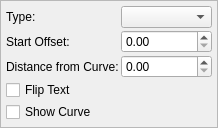
Qt form scribus/ui/propertywidget_pathtextbase.ui (scribusproject/scribus) before a commit.
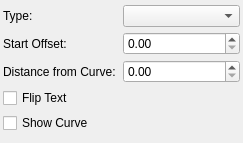
The same form after that commit. Custom widgets are drawn as their Qt base class.

Commit message: #16494: Unify margins and spacing for properties palette, set 3 <bubu>

Diff of the .ui file:
```diff
--- a/scribus/ui/propertywidget_pathtextbase.ui
+++ b/scribus/ui/propertywidget_pathtextbase.ui
@@ -6,25 +6,28 @@
    <rect>
     <x>0</x>
     <y>0</y>
-    <width>218</width>
-    <height>118</height>
+    <width>243</width>
+    <height>143</height>
    </rect>
   </property>
   <property name="windowTitle">
    <string notr="true">Frame</string>
   </property>
-  <property name="frameShape">
-   <enum>QFrame::StyledPanel</enum>
-  </property>
-  <property name="frameShadow">
-   <enum>QFrame::Raised</enum>
-  </property>
   <layout class="QGridLayout" name="gridLayout">
-   <property name="margin">
-    <number>5</number>
+   <property name="leftMargin">
+    <number>3</number>
+   </property>
+   <property name="topMargin">
+    <number>3</number>
+   </property>
+   <property name="rightMargin">
+    <number>3</number>
+   </property>
+   <property name="bottomMargin">
+    <number>3</number>
    </property>
    <property name="spacing">
-    <number>2</number>
+    <number>3</number>
    </property>
    <item row="0" column="0">
     <widget class="QLabel" name="pathTextTypeLabel">
```
The commit also changes 19 other files.
